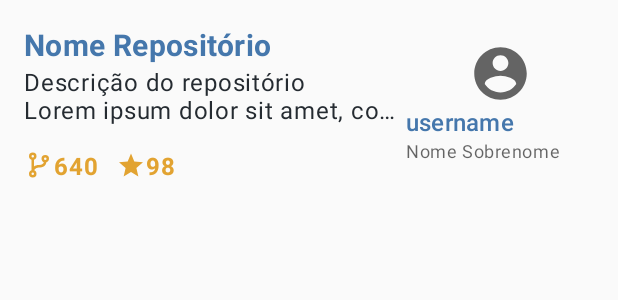
After one commit to FelipeOFF/best_github_repositories, an Android app: the layout item_repository.xml on its own in the app's theme, with its tools: preview values and no code run, on a phone screen of 412 x 824 dp. The commit adds this screen. Shown: the top 300 px of the screen. Run offline under Robolectric (Android 15) with nearby library versions, the phone set to English and light mode, and no system bars.

Commit message:
create layout of repository list

```diff
--- a/common/src/main/java/com/example/common/activity/BaseActivity.kt
+++ b/common/src/main/java/com/example/common/activity/BaseActivity.kt
@@ -1,6 +1,7 @@
 package com.example.common.activity
 
 import android.os.Bundle
+import android.os.PersistableBundle
 import androidx.annotation.LayoutRes
 import androidx.appcompat.app.AppCompatActivity
 import androidx.databinding.DataBindingUtil
@@ -27,6 +28,11 @@ abstract class BaseActivity<VB : ViewDataBinding, VM : BaseViewModel>(
 
     val binding: VB? by lazy {
         setupBinding()
+    }
+
+    override fun onResume() {
+        super.onResume()
+        binding // only for load layout
     }
 
     private fun setupBinding(): VB? {
--- /dev/null
+++ b/common/src/main/res/drawable/ic_round_account_circle.xml
@@ -0,0 +1,10 @@
+<vector xmlns:android="http://schemas.android.com/apk/res/android"
+        android:width="24dp"
+        android:height="24dp"
+        android:viewportWidth="24"
+        android:viewportHeight="24"
+        android:tint="?attr/colorControlNormal">
+    <path
+        android:fillColor="@android:color/white"
+        android:pathData="M12,2C6.48,2 2,6.48 2,12s4.48,10 10,10 10,-4.48 10,-10S17.52,2 12,2zM12,5c1.66,0 3,1.34 3,3s-1.34,3 -3,3 -3,-1.34 -3,-3 1.34,-3 3,-3zM12,19.2c-2.5,0 -4.71,-1.28 -6,-3.22 0.03,-1.99 4,-3.08 6,-3.08 1.99,0 5.97,1.09 6,3.08 -1.29,1.94 -3.5,3.22 -6,3.22z"/>
+</vector>
--- /dev/null
+++ b/common/src/main/res/values-v28/styles.xml
@@ -0,0 +1,22 @@
+<?xml version="1.0" encoding="utf-8"?>
+<resources>
+    <style name="ItemTitleListTile" parent="@style/TextAppearance.MaterialComponents.Headline6">
+        <item name="android:textColor">@color/blue</item>
+        <item name="android:textFontWeight">700</item>
+    </style>
+
+    <style name="ItemUserNickListTile" parent="@style/TextAppearance.MaterialComponents.Subtitle1">
+        <item name="android:textColor">@color/blue</item>
+        <item name="android:textFontWeight">500</item>
+        <item name="android:maxLines">1</item>
+        <item name="android:ellipsize">end</item>
+        <item name="android:textAlignment">center</item>
+    </style>
+
+    <style name="ItemIconTextListTile" parent="@style/TextAppearance.MaterialComponents.Body1">
+        <item name="android:maxLines">1</item>
+        <item name="android:ellipsize">end</item>
+        <item name="android:textColor">@color/colorDetail</item>
+        <item name="android:textFontWeight">700</item>
+    </style>
+</resources>
--- a/common/src/main/res/values/colors.xml
+++ b/common/src/main/res/values/colors.xml
@@ -5,4 +5,9 @@
     <color name="colorAccent">#4477AA</color>
     <color name="colorPrimaryLight">#8d8d96</color>
     <color name="colorDetail">#E2A331</color>
+
+    <color name="white">#FFFFFF</color>
+    <color name="blue">#4577AC</color>
+
+    <color name="gray_252B31">#252B31</color>
 </resources>
--- a/common/src/main/res/values/styles.xml
+++ b/common/src/main/res/values/styles.xml
@@ -1,12 +1,4 @@
 <resources>
-
-    <!-- Base application theme. -->
-    <style name="AppTheme" parent="Theme.AppCompat.Light.NoActionBar">
-        <!-- Customize your theme here. -->
-        <item name="colorPrimary">@color/colorPrimary</item>
-        <item name="colorPrimaryDark">@color/colorPrimaryDark</item>
-        <item name="colorAccent">@color/colorAccent</item>
-    </style>
 
     <style name="RippleGreyTheme" parent="@android:style/Widget.Material.Button">
         <item name="colorControlHighlight">@color/colorAccent</item>
@@ -32,4 +24,41 @@
         <item name="android:backgroundTint">@color/colorPrimary</item>
     </style>
 
+    <style name="ToolbarBlackStyle" parent="Widget.MaterialComponents.Toolbar">
+        <item name="android:background">@color/colorPrimary</item>
+        <item name="titleTextColor">@color/white</item>
+        <item name="iconTint">@color/white</item>
+        <item name="navigationIconTint">@color/white</item>
+        <item name="titleTextAppearance">@style/TextAppearance.MaterialComponents.Headline6</item>
+    </style>
+
+    <style name="ItemTitleListTile" parent="@style/TextAppearance.MaterialComponents.Headline6">
+        <item name="android:textColor">@color/blue</item>
+    </style>
+
+    <style name="ItemUserNickListTile" parent="@style/TextAppearance.MaterialComponents.Subtitle1">
+        <item name="android:textColor">@color/blue</item>
+        <item name="android:maxLines">1</item>
+        <item name="android:ellipsize">end</item>
+        <item name="android:textAlignment">center</item>
+    </style>
+
+    <style name="ItemFullUserNameListTile" parent="@style/TextAppearance.MaterialComponents.Caption">
+        <item name="android:maxLines">1</item>
+        <item name="android:ellipsize">end</item>
+        <item name="android:textAlignment">center</item>
+    </style>
+
+    <style name="ItemSubtitleListTile" parent="@style/TextAppearance.MaterialComponents.Body1">
+        <item name="android:maxLines">2</item>
+        <item name="android:ellipsize">end</item>
+        <item name="android:textColor">@color/gray_252B31</item>
+    </style>
+
+    <style name="ItemIconTextListTile" parent="@style/TextAppearance.MaterialComponents.Body1">
+        <item name="android:maxLines">1</item>
+        <item name="android:ellipsize">end</item>
+        <item name="android:textColor">@color/colorDetail</item>
+    </style>
+
 </resources>
--- /dev/null
+++ b/common/src/main/res/values/themes.xml
@@ -0,0 +1,10 @@
+<?xml version="1.0" encoding="utf-8"?>
+<resources>
+    <!-- Base application theme. -->
+    <style name="AppTheme" parent="Theme.AppCompat.Light.NoActionBar">
+        <!-- Customize your theme here. -->
+        <item name="colorPrimary">@color/colorPrimary</item>
+        <item name="colorPrimaryDark">@color/colorPrimaryDark</item>
+        <item name="colorAccent">@color/colorAccent</item>
+    </style>
+</resources>
--- a/features/home/src/main/java/com/example/home/activity/HomeActivity.kt
+++ b/features/home/src/main/java/com/example/home/activity/HomeActivity.kt
@@ -10,7 +10,7 @@ import org.koin.androidx.viewmodel.ext.android.viewModel
 import org.koin.core.module.Module
 
 class HomeActivity : BaseActivity<HomeActivityBinding, HomeViewModel>(R.layout.home_activity) {
-    override val bindingVariable: Int?
+    override val bindingVariable: Int
         get() = BR.homeViewModel
 
     override val viewModel: HomeViewModel by viewModel()
--- /dev/null
+++ b/features/home/src/main/res/drawable/baseline_star_20.xml
@@ -0,0 +1,10 @@
+<vector xmlns:android="http://schemas.android.com/apk/res/android"
+        android:width="20dp"
+        android:height="20dp"
+        android:viewportWidth="20"
+        android:viewportHeight="20"
+        android:tint="?attr/colorControlNormal">
+    <path
+        android:fillColor="@android:color/white"
+        android:pathData="M10,14.6l4.9,3 -1.3,-5.6L18,8.2l-5.8,-0.5L10,2.4 7.8,7.7 2,8.2 6.4,12l-1.3,5.6 4.9,-3z"/>
+</vector>
--- /dev/null
+++ b/features/home/src/main/res/drawable/ic_branch_icon_color_e2a331.xml
@@ -0,0 +1,10 @@
+<vector xmlns:android="http://schemas.android.com/apk/res/android"
+        android:width="24dp"
+        android:height="24dp"
+        android:viewportWidth="24"
+        android:viewportHeight="24"
+        android:tint="?attr/colorControlNormal">
+    <path
+        android:fillColor="@android:color/white"
+        android:pathData="M13,14C9.64,14 8.54,15.35 8.18,16.24C9.25,16.7 10,17.76 10,19A3,3 0,0 1,7 22A3,3 0,0 1,4 19C4,17.69 4.83,16.58 6,16.17V7.83C4.83,7.42 4,6.31 4,5A3,3 0,0 1,7 2A3,3 0,0 1,10 5C10,6.31 9.17,7.42 8,7.83V13.12C8.88,12.47 10.16,12 12,12C14.67,12 15.56,10.66 15.85,9.77C14.77,9.32 14,8.25 14,7A3,3 0,0 1,17 4A3,3 0,0 1,20 7C20,8.34 19.12,9.5 17.91,9.86C17.65,11.29 16.68,14 13,14M7,18A1,1 0,0 0,6 19A1,1 0,0 0,7 20A1,1 0,0 0,8 19A1,1 0,0 0,7 18M7,4A1,1 0,0 0,6 5A1,1 0,0 0,7 6A1,1 0,0 0,8 5A1,1 0,0 0,7 4M17,6A1,1 0,0 0,16 7A1,1 0,0 0,17 8A1,1 0,0 0,18 7A1,1 0,0 0,17 6Z"/>
+</vector>
--- /dev/null
+++ b/features/home/src/main/res/layout/item_repository.xml
@@ -0,0 +1,115 @@
+<?xml version="1.0" encoding="utf-8"?>
+<androidx.constraintlayout.widget.ConstraintLayout
+    xmlns:android="http://schemas.android.com/apk/res/android"
+    android:layout_width="match_parent"
+    android:layout_height="wrap_content"
+    android:padding="16dp"
+    xmlns:app="http://schemas.android.com/apk/res-auto"
+    xmlns:tools="http://schemas.android.com/tools">
+
+    <com.google.android.material.textview.MaterialTextView
+        android:id="@+id/repositoryName"
+        android:layout_width="0dp"
+        android:layout_height="wrap_content"
+        tools:text="Nome Repositório"
+        style="@style/ItemTitleListTile"
+        app:layout_constraintHorizontal_chainStyle="spread"
+        app:layout_constraintRight_toLeftOf="@id/txtUserFullName"
+        app:layout_constraintHorizontal_bias="0"
+        app:layout_constraintLeft_toLeftOf="parent"
+        app:layout_constraintTop_toTopOf="parent"/>
+
+    <com.google.android.material.textview.MaterialTextView
+        android:id="@+id/repositoryDescription"
+        android:layout_width="0dp"
+        android:layout_height="wrap_content"
+        style="@style/ItemSubtitleListTile"
+        tools:text="Descrição do repositório Lorem ipsum dolor sit amet, consectetur adipiscing elit. Ut vulputate quam at nisi porta, in luctus sapien scelerisque. Sed non nibh at sapien"
+        app:layout_constraintRight_toRightOf="@id/repositoryName"
+        app:layout_constraintTop_toBottomOf="@id/repositoryName"
+        app:layout_constraintLeft_toLeftOf="@id/repositoryName"/>
+
+    <com.google.android.material.imageview.ShapeableImageView
+        android:id="@+id/imgIconBranchs"
+        android:layout_width="20dp"
+        android:layout_height="20dp"
+        android:tint="@color/colorDetail"
+        android:layout_marginTop="16dp"
+        app:srcCompat="@drawable/ic_branch_icon_color_e2a331"
+        app:layout_constraintHorizontal_bias="0"
+        app:layout_constraintVertical_bias="0"
+        app:layout_constraintHorizontal_chainStyle="packed"
+        app:layout_constraintBottom_toBottomOf="parent"
+        app:layout_constraintRight_toLeftOf="@id/countBranch"
+        app:layout_constraintLeft_toLeftOf="@id/repositoryName"
+        app:layout_constraintTop_toBottomOf="@id/repositoryDescription"/>
+
+    <com.google.android.material.textview.MaterialTextView
+        android:id="@+id/countBranch"
+        android:layout_width="wrap_content"
+        android:layout_height="wrap_content"
+        style="@style/ItemIconTextListTile"
+        tools:text="640"
+        android:layout_marginEnd="6dp"
+        app:layout_constraintTop_toTopOf="@id/imgIconBranchs"
+        app:layout_constraintLeft_toRightOf="@id/imgIconBranchs"
+        app:layout_constraintBottom_toBottomOf="@id/imgIconBranchs"
+        app:layout_constraintRight_toLeftOf="@id/imgIconStars"/>
+
+    <com.google.android.material.imageview.ShapeableImageView
+        android:id="@+id/imgIconStars"
+        android:layout_width="wrap_content"
+        android:layout_height="wrap_content"
+        android:tint="@color/colorDetail"
+        android:layout_marginStart="6dp"
+        app:srcCompat="@drawable/baseline_star_20"
+        app:layout_constraintRight_toLeftOf="@id/countStars"
+        app:layout_constraintLeft_toRightOf="@id/countBranch"
+        app:layout_constraintBottom_toBottomOf="@id/imgIconBranchs"
+        app:layout_constraintTop_toTopOf="@id/imgIconBranchs"/>
+
+    <com.google.android.material.textview.MaterialTextView
+        android:id="@+id/countStars"
+        android:layout_width="wrap_content"
+        android:layout_height="wrap_content"
+        style="@style/ItemIconTextListTile"
+        tools:text="98"
+        app:layout_constraintRight_toRightOf="@id/repositoryDescription"
+        app:layout_constraintTop_toTopOf="@id/imgIconBranchs"
+        app:layout_constraintBottom_toBottomOf="@id/imgIconBranchs"
+        app:layout_constraintLeft_toRightOf="@id/imgIconStars"/>
+
+    <com.google.android.material.imageview.ShapeableImageView
+        android:id="@+id/imgProfilePhoto"
+        android:layout_width="42dp"
+        android:layout_height="42dp"
+        tools:src="@drawable/ic_round_account_circle"
+        app:layout_constraintVertical_chainStyle="packed"
+        app:layout_constraintBottom_toTopOf="@id/txtNickOfAuthor"
+        app:layout_constraintRight_toRightOf="@id/txtUserFullName"
+        app:layout_constraintLeft_toLeftOf="@id/txtUserFullName"
+        app:layout_constraintTop_toTopOf="@id/repositoryName"/>
+
+    <com.google.android.material.textview.MaterialTextView
+        android:id="@+id/txtNickOfAuthor"
+        android:layout_width="0dp"
+        android:layout_height="wrap_content"
+        tools:text="username"
+        style="@style/ItemUserNickListTile"
+        app:layout_constraintBottom_toTopOf="@id/txtUserFullName"
+        app:layout_constraintTop_toBottomOf="@id/imgProfilePhoto"
+        app:layout_constraintLeft_toLeftOf="@id/txtUserFullName"
+        app:layout_constraintRight_toRightOf="@id/txtUserFullName"/>
+
+    <com.google.android.material.textview.MaterialTextView
+        android:id="@+id/txtUserFullName"
+        android:layout_width="125dp"
+        android:layout_height="wrap_content"
+        style="@style/ItemFullUserNameListTile"
+        tools:text="Nome Sobrenome"
+        app:layout_constraintLeft_toRightOf="@id/repositoryName"
+        app:layout_constraintBottom_toBottomOf="@id/imgIconBranchs"
+        app:layout_constraintRight_toRightOf="parent"
+        app:layout_constraintTop_toBottomOf="@id/txtNickOfAuthor"/>
+
+</androidx.constraintlayout.widget.ConstraintLayout>
--- /dev/null
+++ b/features/home/src/main/res/values/strings.xml
@@ -0,0 +1,4 @@
+<?xml version="1.0" encoding="utf-8"?>
+<resources>
+    <string name="home_toolbar_title">Github JavaPop</string>
+</resources>
```
Also changed, not shown: common/src/main/java/com/example/common/helper/ImageViewExt.kt (added, +44 -0 lines), common/src/main/java/com/example/common/helper/TextViewExt.kt (added, +11 -0 lines), features/home/src/main/res/drawable/baseline_menu_24.xml (added, +10 -0 lines), features/home/src/main/res/layout/home_activity.xml (+16 -2 lines), 1 other file.
